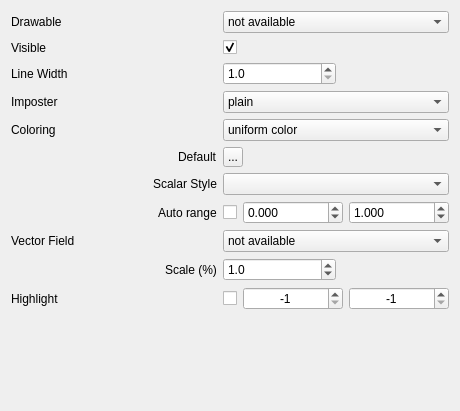
Above: applications/Mapple/widgets/widget_drawable_lines.ui from LiangliangNan/Easy3D before the change. Below: the same form after it.
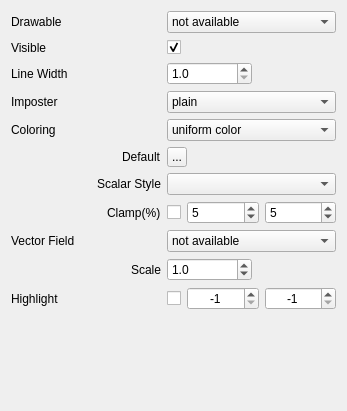
That is the form after the change. Icons and pictures are not drawn.

Commit message: allow to clamp upper/lower values of scalar fields

The edit to the form file:
```diff
--- a/applications/Mapple/widgets/widget_drawable_lines.ui
+++ b/applications/Mapple/widgets/widget_drawable_lines.ui
@@ -6,7 +6,7 @@
    <rect>
     <x>0</x>
     <y>0</y>
-    <width>460</width>
+    <width>347</width>
     <height>411</height>
    </rect>
   </property>
@@ -97,7 +97,7 @@
        <item alignment="Qt::AlignRight">
         <widget class="QLabel" name="labelVectorFieldScale">
          <property name="text">
-          <string>Scale (%)</string>
+          <string>Scale</string>
          </property>
         </widget>
        </item>
@@ -134,7 +134,7 @@
           </sizepolicy>
          </property>
          <property name="text">
-          <string>Auto range</string>
+          <string>Clamp(%)</string>
          </property>
         </widget>
        </item>
@@ -233,8 +233,18 @@
      </item>
      <item row="7" column="1" colspan="2">
       <layout class="QGridLayout" name="gridLayout">
+       <item row="0" column="0">
+        <widget class="QCheckBox" name="checkBoxScalarFieldClamp">
+         <property name="toolTip">
+          <string>Check to clamp the specified percent of lower and upper values.</string>
+         </property>
+         <property name="text">
+          <string/>
+         </property>
+        </widget>
+       </item>
        <item row="0" column="1">
-        <widget class="QDoubleSpinBox" name="doubleSpinBoxScalarFieldAutoRangeMin">
+        <widget class="QSpinBox" name="spinBoxScalarFieldClampLower">
          <property name="sizePolicy">
           <sizepolicy hsizetype="Expanding" vsizetype="Preferred">
            <horstretch>0</horstretch>
@@ -247,19 +257,16 @@
            <height>0</height>
           </size>
          </property>
-         <property name="decimals">
-          <number>3</number>
-         </property>
-         <property name="minimum">
-          <double>-999999999999.000000000000000</double>
-         </property>
          <property name="maximum">
-          <double>999999999999.000000000000000</double>
+          <number>100</number>
+         </property>
+         <property name="value">
+          <number>5</number>
          </property>
         </widget>
        </item>
        <item row="0" column="2">
-        <widget class="QDoubleSpinBox" name="doubleSpinBoxScalarFieldAutoRangeMax">
+        <widget class="QSpinBox" name="spinBoxScalarFieldClampUpper">
          <property name="sizePolicy">
           <sizepolicy hsizetype="Expanding" vsizetype="Preferred">
            <horstretch>0</horstretch>
@@ -272,24 +279,11 @@
            <height>0</height>
           </size>
          </property>
-         <property name="decimals">
-          <number>3</number>
-         </property>
-         <property name="minimum">
-          <double>-999999999999.000000000000000</double>
-         </property>
          <property name="maximum">
-          <double>999999999999.000000000000000</double>
+          <number>100</number>
          </property>
          <property name="value">
-          <double>1.000000000000000</double>
-         </property>
-        </widget>
-       </item>
-       <item row="0" column="0">
-        <widget class="QCheckBox" name="checkBoxScalarFieldAutoRange">
-         <property name="text">
-          <string/>
+          <number>5</number>
          </property>
         </widget>
        </item>
```
Left out of the diff: 12 changed lines with no effect on the pictures. The commit also changes 8 other files.
